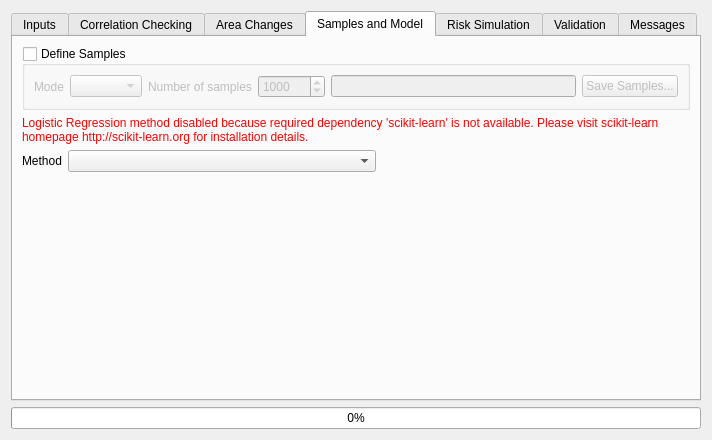
Above: ui/moluscedialogbase.ui from nextgis/qgis_molusce before the change. Below: the same form after it.
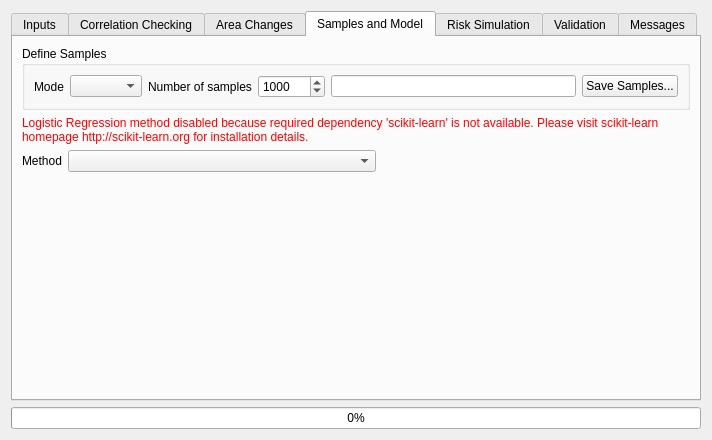
That is the form after the change. The open tabs and pages were chosen to show the change. Custom widgets are drawn as their Qt base class.

The edit to the form file:
```diff
--- a/ui/moluscedialogbase.ui
+++ b/ui/moluscedialogbase.ui
@@ -269,7 +269,7 @@
           <string>Define Samples</string>
          </property>
          <property name="checkable">
-          <bool>true</bool>
+          <bool>false</bool>
          </property>
          <property name="checked">
           <bool>false</bool>
```
Left out of the diff: 4 changed lines with no effect on the pictures.
